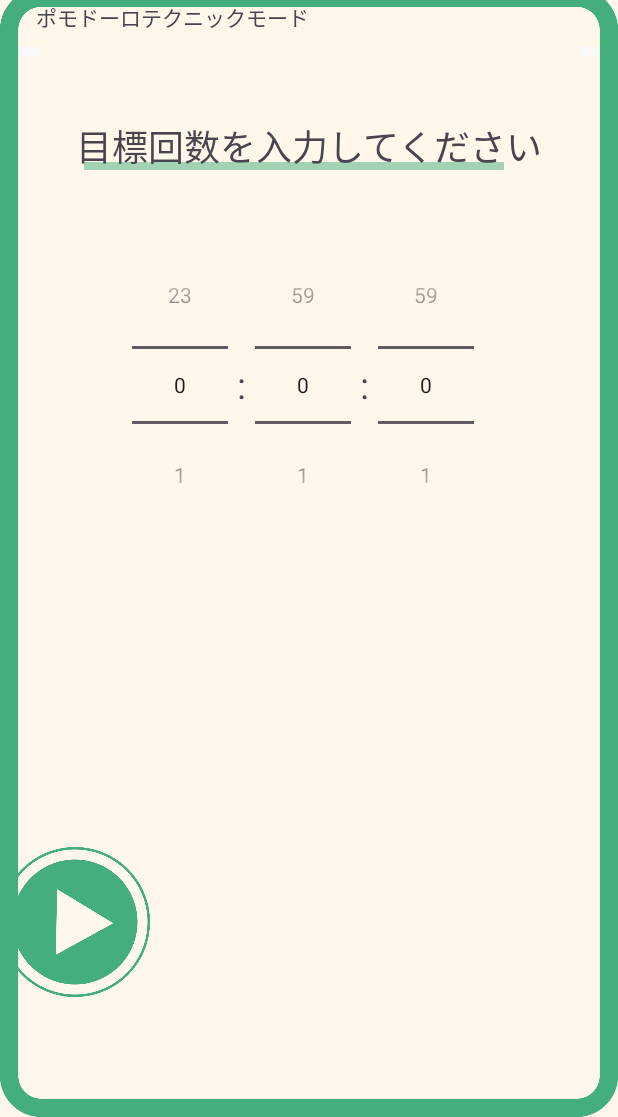
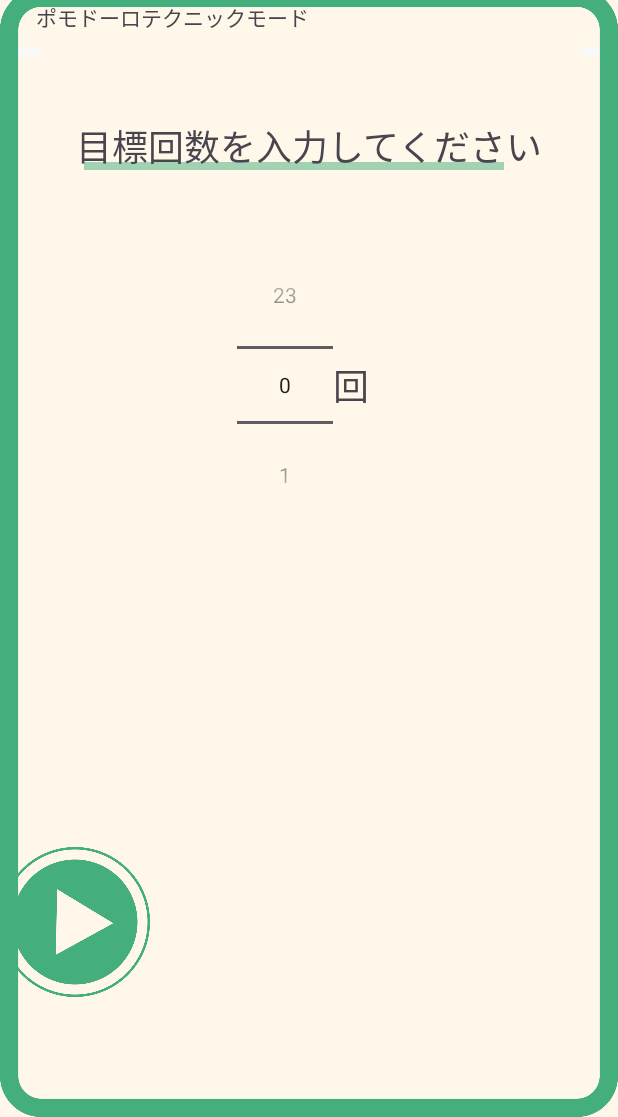
Before and after one commit to sou23-git/pc_contest_tomato, an Android app: the screen it shows after launch (PomoPage1Activity), after a tap on an icon or button, on a phone screen of 412 x 824 dp, the part 119-1236 px from its top. Run offline under Robolectric (Android 15) with nearby library versions, the phone set to English and light mode, and no system bars.

Commit message:
Timer関連いじってる、Service

```diff
--- a/app/build.gradle.kts
+++ b/app/build.gradle.kts
@@ -45,7 +45,7 @@ dependencies {
     implementation("androidx.appcompat:appcompat:1.6.1")
     implementation("com.google.android.material:material:1.9.0")
     implementation("androidx.constraintlayout:constraintlayout:2.1.4")
-    implementation("org.jetbrains.kotlinx:kotlinx-coroutines-android:1.6.4")
+    implementation("org.jetbrains.kotlinx:kotlinx-coroutines-android:1.7.3")
     implementation("com.github.doyaaaaaken:kotlin-csv-jvm:1.9.2")
     testImplementation("junit:junit:4.13.2")
     androidTestImplementation("androidx.test.ext:junit:1.1.5")
--- a/app/src/main/java/app/pc_contest/tomato/MainActivity.kt
+++ b/app/src/main/java/app/pc_contest/tomato/MainActivity.kt
@@ -1,7 +1,12 @@
 package app.pc_contest.tomato
 
+import android.annotation.SuppressLint
+import android.content.Context
 import android.content.Intent
+import android.net.Uri
 import android.os.Bundle
+import android.os.PowerManager
+import android.provider.Settings.ACTION_REQUEST_IGNORE_BATTERY_OPTIMIZATIONS
 import android.widget.ImageButton
 import androidx.appcompat.app.AppCompatActivity
 
@@ -9,9 +14,10 @@ class MainActivity : AppCompatActivity() {
 
     private lateinit var buttonHome: ImageButton
     private lateinit var buttonPomo: ImageButton
-    private lateinit var buttonSns : ImageButton
+    private lateinit var buttonSns: ImageButton
     private lateinit var buttonHelp: ImageButton
 
+    @SuppressLint("ServiceCast", "BatteryLife")
     override fun onCreate(savedInstanceState: Bundle?) {
 
         super.onCreate(savedInstanceState)
@@ -20,8 +26,15 @@ class MainActivity : AppCompatActivity() {
         //contentViewのid紐づけ
         buttonHome = findViewById(R.id.imageButton2)
         buttonPomo = findViewById(R.id.imageButton7)
-        buttonSns  = findViewById(R.id.imageButton8)
+        buttonSns = findViewById(R.id.imageButton8)
         buttonHelp = findViewById(R.id.imageButton9)
+
+        val powerManager =
+            applicationContext!!.getSystemService(Context.POWER_SERVICE) as PowerManager
+        if (!powerManager.isIgnoringBatteryOptimizations(packageName)) {
+            val intent = Intent(ACTION_REQUEST_IGNORE_BATTERY_OPTIMIZATIONS) //バッテリ最適化を無効化するダイアログ表示
+            intent.data = Uri.parse("package:$packageName")
+            startActivity(intent)
 
             //ボタンごとの画面遷移先設定
             buttonHome.setOnClickListener {
@@ -42,3 +55,4 @@ class MainActivity : AppCompatActivity() {
             }
         }
     }
+}
--- a/app/src/main/java/app/pc_contest/tomato/PomoPage1Activity.kt
+++ b/app/src/main/java/app/pc_contest/tomato/PomoPage1Activity.kt
@@ -1,5 +1,6 @@
 package app.pc_contest.tomato
 
+import android.annotation.SuppressLint
 import android.content.Intent
 import android.os.Bundle
 import android.widget.ImageButton
@@ -8,15 +9,16 @@ import androidx.appcompat.app.AppCompatActivity
 
 class PomoPage1Activity : AppCompatActivity() {
 
+    private lateinit var coroutineTimerPomo: CoroutineTimerPomo
+
     private lateinit var buttonStart: ImageButton
     private lateinit var buttonHome : ImageButton
 
-    private lateinit var hourPicker: NumberPicker
-    private lateinit var minutePicker: NumberPicker
-    private lateinit var secondPicker: NumberPicker
+    private lateinit var numPicker: NumberPicker
 
-    private var timerTime: Array<Int?> = arrayOfNulls(3)
+    private var times = 0
 
+    @SuppressLint("MissingInflatedId")
     override fun onCreate(savedInstanceState: Bundle?) {
         super.onCreate(savedInstanceState)
         setContentView(R.layout.po_1)
@@ -24,23 +26,15 @@ class PomoPage1Activity : AppCompatActivity() {
         buttonStart = findViewById(R.id.imageButton)
         buttonHome  = findViewById(R.id.imageButton2)
 
-        hourPicker   = findViewById(R.id.hourPicker)
-        minutePicker = findViewById(R.id.minutePicker)
-        secondPicker = findViewById(R.id.secondPicker)
+        numPicker = findViewById(R.id.numPicker)
 
-        hourPicker.maxValue = 23
-        hourPicker.minValue = 0
-        minutePicker.maxValue = 59
-        minutePicker.minValue = 0
-        secondPicker.maxValue = 59
-        secondPicker.minValue = 0
+        numPicker.maxValue = 23
+        numPicker.minValue = 0
 
         buttonStart.setOnClickListener {
-            timerTime[0] = hourPicker.value
-            timerTime[1] = minutePicker.value
-            timerTime[2] = secondPicker.value
+            times = numPicker.value
 
-            //ここでタイマーにtimerTimeを渡す
+            coroutineTimerPomo.startCountDown(times)
 
             val intentToPage2 = Intent(this, PomoPage2Activity::class.java)
             startActivity(intentToPage2)
--- a/app/src/main/java/app/pc_contest/tomato/PomoPage2Activity.kt
+++ b/app/src/main/java/app/pc_contest/tomato/PomoPage2Activity.kt
@@ -1,5 +1,6 @@
 package app.pc_contest.tomato
 
+import android.content.Intent
 import android.os.Bundle
 import android.widget.ImageButton
 import android.widget.TextView
@@ -18,7 +19,8 @@ class PomoPage2Activity : AppCompatActivity() {
         buttonHome = findViewById(R.id.imageButton2)
 
         buttonHome.setOnClickListener {
-            //finish() ※戻れたらダメ！
+            val intentToPage3 = Intent(this, PomoPage3Activity::class.java)
+            startActivity(intentToPage3)
         }
     }
 }
--- a/app/src/main/res/layout/get_time.xml
+++ b/app/src/main/res/layout/get_time.xml
@@ -21,7 +21,7 @@
         android:orientation="horizontal">
 
         <NumberPicker
-            android:id="@+id/hourPicker"
+            android:id="@+id/numPicker"
             android:layout_width="wrap_content"
             android:layout_height="wrap_content"
             android:layout_gravity="center" />
--- a/app/src/main/res/layout/po_1.xml
+++ b/app/src/main/res/layout/po_1.xml
@@ -119,38 +119,18 @@
                 android:orientation="horizontal">
 
                 <NumberPicker
-                    android:id="@+id/hourPicker"
+                    android:id="@+id/numPicker"
                     android:layout_width="wrap_content"
                     android:layout_height="wrap_content"
                     android:layout_gravity="center" />
 
                 <TextView
-                    android:id="@+id/separator1"
+                    android:id="@+id/textUnitName"
                     android:layout_width="wrap_content"
                     android:layout_height="wrap_content"
                     android:layout_gravity="center"
-                    android:textSize="24sp"
-                    android:text=" : " />
-
-                <NumberPicker
-                    android:id="@+id/minutePicker"
-                    android:layout_width="wrap_content"
-                    android:layout_height="wrap_content"
-                    android:layout_gravity="center" />
-
-                <TextView
-                    android:id="@+id/separator2"
-                    android:layout_width="wrap_content"
-                    android:layout_height="wrap_content"
-                    android:layout_gravity="center"
-                    android:textSize="24sp"
-                    android:text=" : " />
-
-                <NumberPicker
-                    android:id="@+id/secondPicker"
-                    android:layout_width="wrap_content"
-                    android:layout_height="wrap_content"
-                    android:layout_gravity="center" />
+                    android:text="回"
+                    android:textSize="24sp" />
 
             </LinearLayout>
 
```
Also changed, not shown: app/src/main/AndroidManifest.xml (+7 -0 lines), app/src/main/java/app/pc_contest/tomato/CoroutineTimer.kt (added, +34 -0 lines), app/src/main/java/app/pc_contest/tomato/CoroutineTimerPomo.kt (added, +33 -0 lines), app/src/main/java/app/pc_contest/tomato/GetTime.kt (+1 -8 lines), app/src/main/java/app/pc_contest/tomato/PomoPage3Activity.kt (added, +44 -0 lines), app/src/main/java/app/pc_contest/tomato/PomoPageClearActivity.kt (added, +32 -0 lines), app/src/main/java/app/pc_contest/tomato/StackOnViewActivity.kt (added, +13 -0 lines), app/src/main/java/app/pc_contest/tomato/TimerService.kt (added, +12 -0 lines), app/src/main/res/layout/sn_1.xml (+18 -6 lines). Lines whose indentation alone changed are shown as unchanged.
